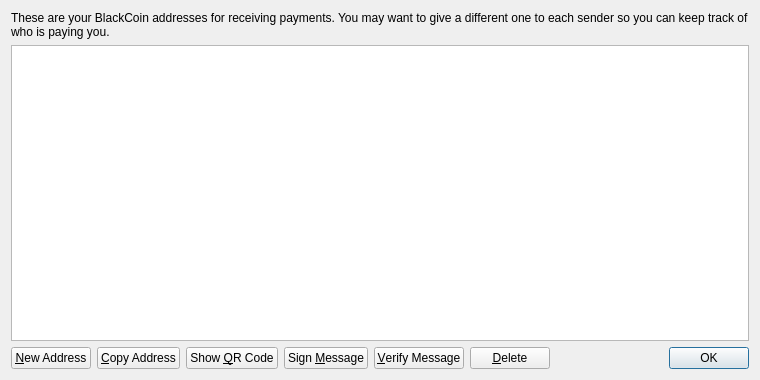
Above: src/qt/forms/addressbookpage.ui from ColorfulGecko/Asiacoin before the change. Below: the same form after it.
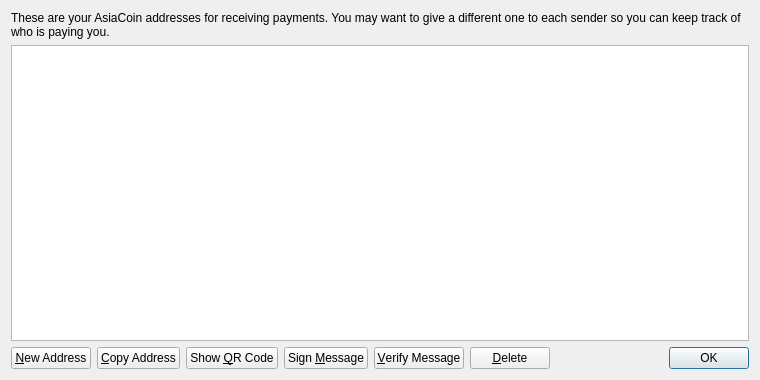
That is the form after the change. Icons and pictures are not drawn.

Commit message: Changed instances of 'BlackCoin' to 'AsiaCoin' in the files

What changed in the file:
```diff
--- a/src/qt/forms/addressbookpage.ui
+++ b/src/qt/forms/addressbookpage.ui
@@ -17,7 +17,7 @@
    <item>
     <widget class="QLabel" name="labelExplanation">
      <property name="text">
-      <string>These are your BlackCoin addresses for receiving payments. You may want to give a different one to each sender so you can keep track of who is paying you.</string>
+      <string>These are your AsiaCoin addresses for receiving payments. You may want to give a different one to each sender so you can keep track of who is paying you.</string>
      </property>
      <property name="textFormat">
       <enum>Qt::PlainText</enum>
```
Left out of the diff: 4 changed lines with no effect on the pictures. The commit also changes 80 other files.
